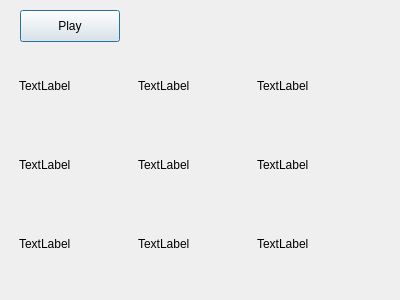
This is tictactoev/gamehistory.ui in Jolinejo/Advanced-Tic-Tac-Toe as Qt 5 draws it before an edit. The edited form follows.
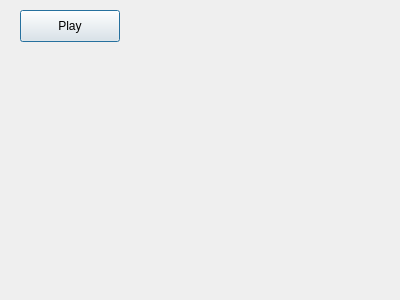
This is the edited form.

What changed in the file:
```diff
--- a/tictactoev/gamehistory.ui
+++ b/tictactoev/gamehistory.ui
@@ -39,63 +39,63 @@
     <item row="1" column="0">
      <widget class="QLabel" name="label_4">
       <property name="text">
-       <string>TextLabel</string>
+       <string/>
       </property>
      </widget>
     </item>
     <item row="0" column="1">
      <widget class="QLabel" name="label_2">
       <property name="text">
-       <string>TextLabel</string>
+       <string/>
       </property>
      </widget>
     </item>
     <item row="0" column="0">
      <widget class="QLabel" name="label_1">
       <property name="text">
-       <string>TextLabel</string>
+       <string/>
       </property>
      </widget>
     </item>
     <item row="1" column="2">
      <widget class="QLabel" name="label_6">
       <property name="text">
-       <string>TextLabel</string>
+       <string/>
       </property>
      </widget>
     </item>
     <item row="0" column="2">
      <widget class="QLabel" name="label_3">
       <property name="text">
-       <string>TextLabel</string>
+       <string/>
       </property>
      </widget>
     </item>
     <item row="1" column="1">
      <widget class="QLabel" name="label_5">
       <property name="text">
-       <string>TextLabel</string>
+       <string/>
       </property>
      </widget>
     </item>
     <item row="2" column="0">
      <widget class="QLabel" name="label_7">
       <property name="text">
-       <string>TextLabel</string>
+       <string/>
       </property>
      </widget>
     </item>
     <item row="2" column="1">
      <widget class="QLabel" name="label_8">
       <property name="text">
-       <string>TextLabel</string>
+       <string/>
       </property>
      </widget>
     </item>
     <item row="2" column="2">
      <widget class="QLabel" name="label_9">
       <property name="text">
-       <string>TextLabel</string>
+       <string/>
       </property>
      </widget>
     </item>
```
Left out of the diff: 2 changed lines with no effect on the pictures.
